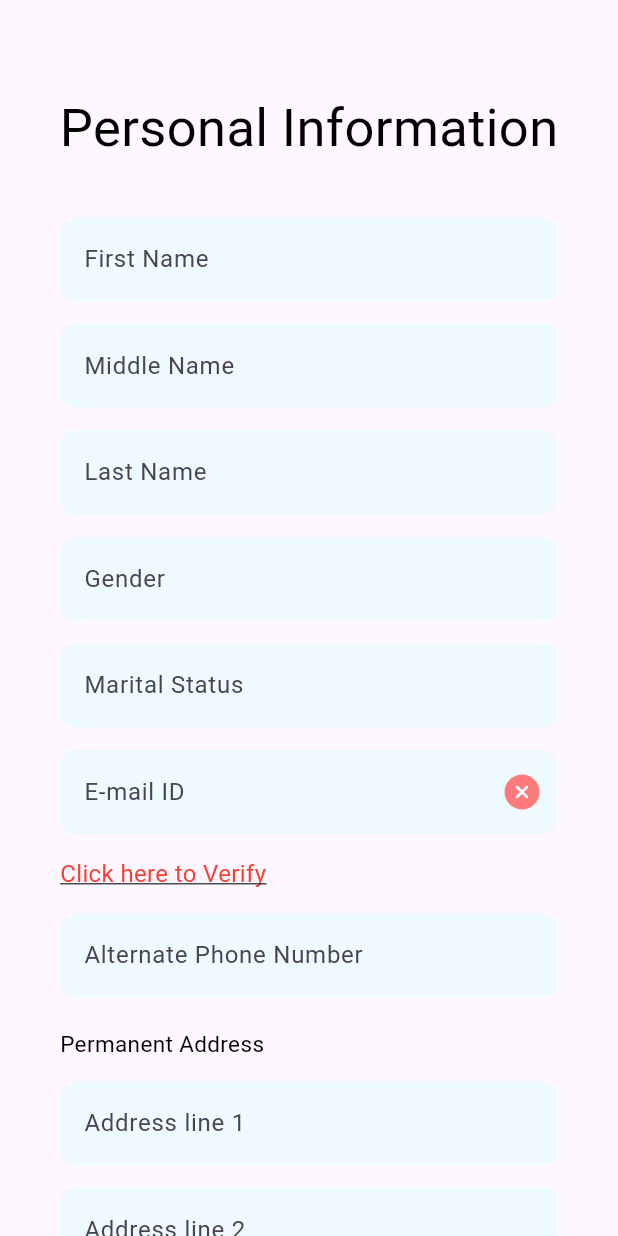
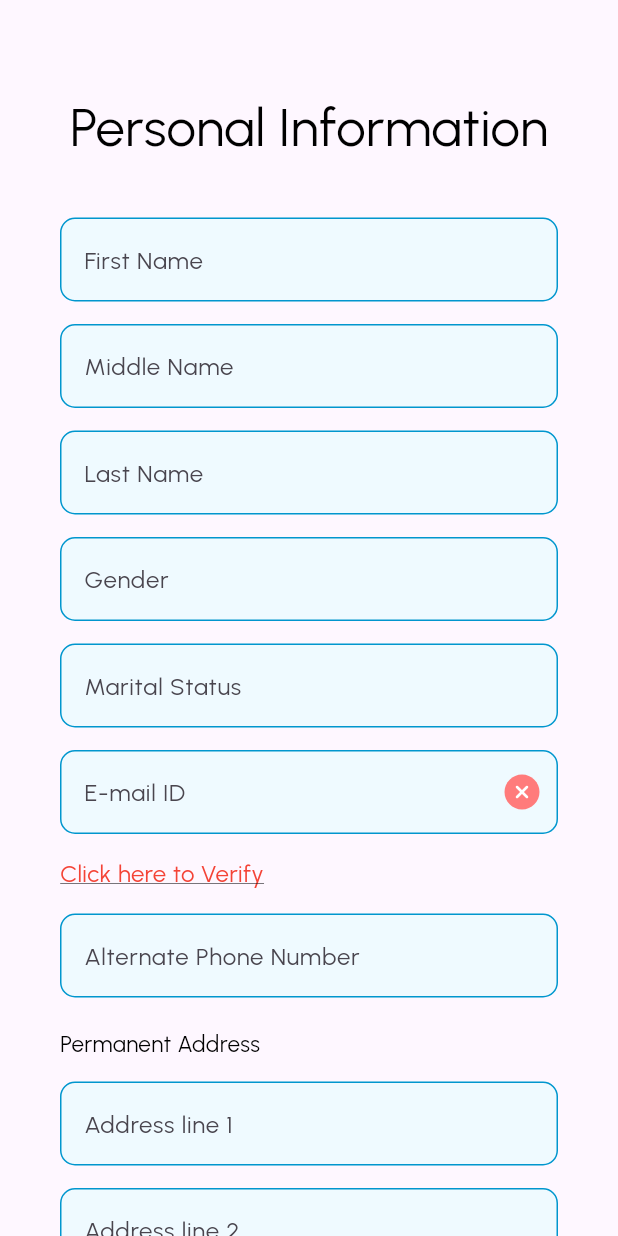
Before and after one commit to bhagwanv/ScaleUpApp, a Flutter app: the PersonalInformation screen opened directly, on a phone screen of 412 x 824 dp. Run offline on Flutter 3.47's test engine with Material 3 defaults, Android fonts, the phone set to English and light mode, and no system bars; our stand-ins replace camera, dropdown_button2, flutter_otp_text_field, flutter_svg, pinput; missing offline and left inert: cupertino_date_time_picker_loki.

Commit message:
Adding Font family

```diff
--- a/lib/main.dart
+++ b/lib/main.dart
@@ -18,6 +18,7 @@ class MyApp extends StatelessWidget {
       title: 'Flutter Demo',
       debugShowCheckedModeBanner: false,
       theme: ThemeData(
+          fontFamily: 'Urbanist',
         colorScheme: ColorScheme.fromSeed(seedColor: Colors.deepPurple),
         useMaterial3: true,
       ),
--- a/lib/view/login_screen/login_screen.dart
+++ b/lib/view/login_screen/login_screen.dart
@@ -67,14 +67,14 @@ class LoginScreenTopImage extends StatelessWidget {
             padding: EdgeInsets.only(left: 30, top: 50),
             child: Text(
               "Enter\nPhone Number",
-              style: TextStyle(fontWeight: FontWeight.normal, fontSize: 35.5),
+              style: TextStyle(fontWeight: FontWeight.w400,fontSize: 35.5),
             ),
           ),
           Padding(
             padding: EdgeInsets.only(top: 50, left: 30),
             child: Text(
               "Please Enter Your registered number.",
-              style: TextStyle(fontWeight: FontWeight.bold, fontSize: 15),
+              style: TextStyle(fontWeight: FontWeight.w500, fontFamily:'fonts/Urbanist-Black.ttf',fontSize: 15,),
               textAlign: TextAlign.start,
             ),
           ),
@@ -83,7 +83,7 @@ class LoginScreenTopImage extends StatelessWidget {
             child: Text(
               "Enter Your Number",
               style: TextStyle(
-                  fontWeight: FontWeight.normal, fontSize: 14, color: gryColor),
+                  fontWeight: FontWeight.w400, fontSize: 14, color: gryColor),
               textAlign: TextAlign.start,
             ),
           ),
--- a/lib/view/personal_info/PersonalInformation.dart
+++ b/lib/view/personal_info/PersonalInformation.dart
@@ -43,7 +43,7 @@ class _PersonalInformationState extends State<PersonalInformation> {
                       decoration: InputDecoration(
                           enabledBorder: OutlineInputBorder(
                             borderSide: BorderSide(
-                              color: textFiledBackgroundColour,
+                              color: kPrimaryColor,
                             ),
                             borderRadius:
                                 BorderRadius.all(Radius.circular(10.0)),
@@ -54,7 +54,7 @@ class _PersonalInformationState extends State<PersonalInformation> {
                           filled: true,
                           border: OutlineInputBorder(
                             borderSide: BorderSide(
-                                color: textFiledBackgroundColour, width: 1.0),
+                                color: kPrimaryColor, width: 1.0),
                             borderRadius:
                                 BorderRadius.all(Radius.circular(10.0)),
                           )),
@@ -68,7 +68,7 @@ class _PersonalInformationState extends State<PersonalInformation> {
                       decoration: InputDecoration(
                           enabledBorder: OutlineInputBorder(
                             borderSide: BorderSide(
-                              color: textFiledBackgroundColour,
+                              color: kPrimaryColor,
                             ),
                             borderRadius:
                                 BorderRadius.all(Radius.circular(10.0)),
@@ -79,7 +79,7 @@ class _PersonalInformationState extends State<PersonalInformation> {
                           filled: true,
                           border: OutlineInputBorder(
                             borderSide: BorderSide(
-                                color: textFiledBackgroundColour, width: 1.0),
+                                color: kPrimaryColor, width: 1.0),
                             borderRadius:
                                 BorderRadius.all(Radius.circular(10.0)),
                           )),
@@ -93,7 +93,7 @@ class _PersonalInformationState extends State<PersonalInformation> {
                       decoration: InputDecoration(
                           enabledBorder: OutlineInputBorder(
                             borderSide: BorderSide(
-                              color: textFiledBackgroundColour,
+                              color: kPrimaryColor,
                             ),
                             borderRadius:
                                 BorderRadius.all(Radius.circular(10.0)),
@@ -104,7 +104,7 @@ class _PersonalInformationState extends State<PersonalInformation> {
                           filled: true,
                           border: OutlineInputBorder(
                             borderSide: BorderSide(
-                                color: textFiledBackgroundColour, width: 1.0),
+                                color: kPrimaryColor, width: 1.0),
                             borderRadius:
                                 BorderRadius.all(Radius.circular(10.0)),
                           )),
@@ -118,7 +118,7 @@ class _PersonalInformationState extends State<PersonalInformation> {
                       decoration: InputDecoration(
                           enabledBorder: OutlineInputBorder(
                             borderSide: BorderSide(
-                              color: textFiledBackgroundColour,
+                              color: kPrimaryColor,
                             ),
                             borderRadius:
                                 BorderRadius.all(Radius.circular(10.0)),
@@ -128,8 +128,7 @@ class _PersonalInformationState extends State<PersonalInformation> {
                           fillColor: textFiledBackgroundColour,
                           filled: true,
                           border: OutlineInputBorder(
-                            borderSide: BorderSide(
-                                color: textFiledBackgroundColour, width: 1.0),
+                            borderSide: BorderSide(color: kPrimaryColor, width: 1.0),
                             borderRadius:
                                 BorderRadius.all(Radius.circular(10.0)),
                           )),
@@ -143,7 +142,7 @@ class _PersonalInformationState extends State<PersonalInformation> {
                       decoration: InputDecoration(
                           enabledBorder: OutlineInputBorder(
                             borderSide: BorderSide(
-                              color: textFiledBackgroundColour,
+                              color: kPrimaryColor,
                             ),
                             borderRadius:
                                 BorderRadius.all(Radius.circular(10.0)),
@@ -154,7 +153,7 @@ class _PersonalInformationState extends State<PersonalInformation> {
                           filled: true,
                           border: OutlineInputBorder(
                             borderSide: BorderSide(
-                                color: textFiledBackgroundColour, width: 1.0),
+                                color: kPrimaryColor, width: 1.0),
                             borderRadius:
                                 BorderRadius.all(Radius.circular(10.0)),
                           )),
@@ -168,7 +167,7 @@ class _PersonalInformationState extends State<PersonalInformation> {
                       decoration: InputDecoration(
                         enabledBorder: const OutlineInputBorder(
                           borderSide: BorderSide(
-                            color: textFiledBackgroundColour,
+                            color: kPrimaryColor,
                           ),
                           borderRadius: BorderRadius.all(Radius.circular(10.0)),
                         ),
@@ -178,7 +177,7 @@ class _PersonalInformationState extends State<PersonalInformation> {
                         filled: true,
                         border: const OutlineInputBorder(
                           borderSide: BorderSide(
-                              color: textFiledBackgroundColour, width: 1.0),
+                              color: kPrimaryColor, width: 1.0),
                           borderRadius: BorderRadius.all(Radius.circular(10.0)),
                         ),
                         suffixIcon: Container(
@@ -210,7 +209,7 @@ class _PersonalInformationState extends State<PersonalInformation> {
                       decoration: InputDecoration(
                           enabledBorder: OutlineInputBorder(
                             borderSide: BorderSide(
-                              color: textFiledBackgroundColour,
+                              color: kPrimaryColor,
                             ),
                             borderRadius:
                                 BorderRadius.all(Radius.circular(10.0)),
@@ -221,7 +220,7 @@ class _PersonalInformationState extends State<PersonalInformation> {
                           filled: true,
                           border: OutlineInputBorder(
                             borderSide: BorderSide(
-                                color: textFiledBackgroundColour, width: 1.0),
+                                color: kPrimaryColor, width: 1.0),
                             borderRadius:
                                 BorderRadius.all(Radius.circular(10.0)),
                           )),
@@ -243,7 +242,7 @@ class _PersonalInformationState extends State<PersonalInformation> {
                       decoration: InputDecoration(
                           enabledBorder: OutlineInputBorder(
                             borderSide: BorderSide(
-                              color: textFiledBackgroundColour,
+                              color: kPrimaryColor,
                             ),
                             borderRadius:
                                 BorderRadius.all(Radius.circular(10.0)),
@@ -254,7 +253,7 @@ class _PersonalInformationState extends State<PersonalInformation> {
                           filled: true,
                           border: OutlineInputBorder(
                             borderSide: BorderSide(
-                                color: textFiledBackgroundColour, width: 1.0),
+                                color: kPrimaryColor, width: 1.0),
                             borderRadius:
                                 BorderRadius.all(Radius.circular(10.0)),
                           )),
@@ -268,7 +267,7 @@ class _PersonalInformationState extends State<PersonalInformation> {
                       decoration: InputDecoration(
                           enabledBorder: OutlineInputBorder(
                             borderSide: BorderSide(
-                              color: textFiledBackgroundColour,
+                              color: kPrimaryColor,
                             ),
                             borderRadius:
                                 BorderRadius.all(Radius.circular(10.0)),
@@ -279,7 +278,7 @@ class _PersonalInformationState extends State<PersonalInformation> {
                           filled: true,
                           border: OutlineInputBorder(
                             borderSide: BorderSide(
-                                color: textFiledBackgroundColour, width: 1.0),
+                                color: kPrimaryColor, width: 1.0),
                             borderRadius:
                                 BorderRadius.all(Radius.circular(10.0)),
                           )),
@@ -293,7 +292,7 @@ class _PersonalInformationState extends State<PersonalInformation> {
                       decoration: InputDecoration(
                           enabledBorder: OutlineInputBorder(
                             borderSide: BorderSide(
-                              color: textFiledBackgroundColour,
+                              color: kPrimaryColor,
                             ),
                             borderRadius:
                                 BorderRadius.all(Radius.circular(10.0)),
@@ -304,7 +303,7 @@ class _PersonalInformationState extends State<PersonalInformation> {
                           filled: true,
                           border: OutlineInputBorder(
                             borderSide: BorderSide(
-                                color: textFiledBackgroundColour, width: 1.0),
+                                color: kPrimaryColor, width: 1.0),
                             borderRadius:
                                 BorderRadius.all(Radius.circular(10.0)),
                           )),
@@ -318,7 +317,7 @@ class _PersonalInformationState extends State<PersonalInformation> {
                       decoration: InputDecoration(
                           enabledBorder: OutlineInputBorder(
                             borderSide: BorderSide(
-                              color: textFiledBackgroundColour,
+                              color: kPrimaryColor,
                             ),
                             borderRadius:
                                 BorderRadius.all(Radius.circular(10.0)),
@@ -329,7 +328,7 @@ class _PersonalInformationState extends State<PersonalInformation> {
                           filled: true,
                           border: OutlineInputBorder(
                             borderSide: BorderSide(
-                                color: textFiledBackgroundColour, width: 1.0),
+                                color: kPrimaryColor, width: 1.0),
                             borderRadius:
                                 BorderRadius.all(Radius.circular(10.0)),
                           )),
@@ -343,7 +342,7 @@ class _PersonalInformationState extends State<PersonalInformation> {
                       decoration: InputDecoration(
                           enabledBorder: OutlineInputBorder(
                             borderSide: BorderSide(
-                              color: textFiledBackgroundColour,
+                              color: kPrimaryColor,
                             ),
                             borderRadius:
                                 BorderRadius.all(Radius.circular(10.0)),
@@ -354,7 +353,7 @@ class _PersonalInformationState extends State<PersonalInformation> {
                           filled: true,
                           border: OutlineInputBorder(
                             borderSide: BorderSide(
-                                color: textFiledBackgroundColour, width: 1.0),
+                                color: kPrimaryColor, width: 1.0),
                             borderRadius:
                                 BorderRadius.all(Radius.circular(10.0)),
                           )),
@@ -383,7 +382,7 @@ class _PersonalInformationState extends State<PersonalInformation> {
                       decoration: InputDecoration(
                           enabledBorder: OutlineInputBorder(
                             borderSide: BorderSide(
-                              color: textFiledBackgroundColour,
+                              color: kPrimaryColor,
                             ),
                             borderRadius:
                                 BorderRadius.all(Radius.circular(10.0)),
@@ -394,7 +393,7 @@ class _PersonalInformationState extends State<PersonalInformation> {
                           filled: true,
                           border: OutlineInputBorder(
                             borderSide: BorderSide(
-                                color: textFiledBackgroundColour, width: 1.0),
+                                color: kPrimaryColor, width: 1.0),
                             borderRadius:
                                 BorderRadius.all(Radius.circular(10.0)),
                           )),
@@ -408,7 +407,7 @@ class _PersonalInformationState extends State<PersonalInformation> {
                       decoration: InputDecoration(
                           enabledBorder: OutlineInputBorder(
                             borderSide: BorderSide(
-                              color: textFiledBackgroundColour,
+                              color: kPrimaryColor,
                             ),
                             borderRadius:
                                 BorderRadius.all(Radius.circular(10.0)),
@@ -419,7 +418,7 @@ class _PersonalInformationState extends State<PersonalInformation> {
                           filled: true,
                           border: OutlineInputBorder(
                             borderSide: BorderSide(
-                                color: textFiledBackgroundColour, width: 1.0),
+                                color: kPrimaryColor, width: 1.0),
                             borderRadius:
                                 BorderRadius.all(Radius.circular(10.0)),
                           )),
@@ -433,7 +432,7 @@ class _PersonalInformationState extends State<PersonalInformation> {
                       decoration: InputDecoration(
                           enabledBorder: OutlineInputBorder(
                             borderSide: BorderSide(
-                              color: textFiledBackgroundColour,
+                              color: kPrimaryColor,
                             ),
                             borderRadius:
                                 BorderRadius.all(Radius.circular(10.0)),
@@ -444,7 +443,7 @@ class _PersonalInformationState extends State<PersonalInformation> {
                           filled: true,
                           border: OutlineInputBorder(
                             borderSide: BorderSide(
-                                color: textFiledBackgroundColour, width: 1.0),
+                                color: kPrimaryColor, width: 1.0),
                             borderRadius:
                                 BorderRadius.all(Radius.circular(10.0)),
                           )),
@@ -458,7 +457,7 @@ class _PersonalInformationState extends State<PersonalInformation> {
                       decoration: InputDecoration(
                           enabledBorder: OutlineInputBorder(
                             borderSide: BorderSide(
-                              color: textFiledBackgroundColour,
+                              color: kPrimaryColor,
                             ),
                             borderRadius:
                                 BorderRadius.all(Radius.circular(10.0)),
@@ -469,7 +468,7 @@ class _PersonalInformationState extends State<PersonalInformation> {
                           filled: true,
                           border: OutlineInputBorder(
                             borderSide: BorderSide(
-                                color: textFiledBackgroundColour, width: 1.0),
+                                color: kPrimaryColor, width: 1.0),
                             borderRadius:
                                 BorderRadius.all(Radius.circular(10.0)),
                           )),
@@ -483,7 +482,7 @@ class _PersonalInformationState extends State<PersonalInformation> {
                       decoration: InputDecoration(
                           enabledBorder: OutlineInputBorder(
                             borderSide: BorderSide(
-                              color: textFiledBackgroundColour,
+                              color: kPrimaryColor,
                             ),
                             borderRadius:
                                 BorderRadius.all(Radius.circular(10.0)),
@@ -494,7 +493,7 @@ class _PersonalInformationState extends State<PersonalInformation> {
                           filled: true,
                           border: OutlineInputBorder(
                             borderSide: BorderSide(
-                                color: textFiledBackgroundColour, width: 1.0),
+                                color: kPrimaryColor, width: 1.0),
                             borderRadius:
                                 BorderRadius.all(Radius.circular(10.0)),
                           )),
--- a/lib/view/take_selfi/take_selfi.dart
+++ b/lib/view/take_selfi/take_selfi.dart
@@ -5,6 +5,7 @@ import 'package:flutter/material.dart';
 import 'package:flutter_svg/svg.dart';
 import 'package:scaleup_app/utils/common_elevted_button.dart';
 import 'package:scaleup_app/utils/constants.dart';
+import 'package:scaleup_app/view/personal_info/PersonalInformation.dart';
 import 'package:scaleup_app/view/take_selfi/camera_page.dart';
 
 class TakeSelfie extends StatelessWidget {
@@ -14,7 +15,7 @@ class TakeSelfie extends StatelessWidget {
 
   @override
   Widget build(BuildContext context) {
-    bool isImagePathAvailble = false;
+
     return SafeArea(
         child: Scaffold(
       backgroundColor: textFiledBackgroundColour,
@@ -67,8 +68,8 @@ class TakeSelfie extends StatelessWidget {
                     crossAxisAlignment: CrossAxisAlignment.center,
                     mainAxisAlignment: MainAxisAlignment.center,
                     children: [
-                      if (picture != null) ...[
-                        ClipRRect(
+                      (picture != null)
+                          ? ClipRRect(
                               borderRadius: BorderRadius.circular(8.0),
                               child: Image.file(
                                 File(picture!.path),
@@ -77,34 +78,35 @@ class TakeSelfie extends StatelessWidget {
                                 height: 245,
                               ),
                             )
-                      ] else ...[
-                        Container(
-                          child: SvgPicture.asset('assets/images/take_selfie.svg'),
+                          : Container(
+                              child: SvgPicture.asset(
+                                  'assets/images/take_selfie.svg'),
                             )
-                      ]
                     ],
                   ),
                 ),
               ),
             ),
             const SizedBox(height: 50),
-            CommonElevatedButton(
+            (picture == null)
+                ? CommonElevatedButton(
                     onPressed: () async {
                       await availableCameras().then((value) => Navigator.push(
                           context,
                           MaterialPageRoute(
                               builder: (_) => CameraPage(cameras: value))));
-
-                /* Navigator.push(
+                    },
+                    text: "Take a Selfie",
+                    upperCase: true,
+                  )
+                : CommonElevatedButton(
+                    onPressed: () async {
+                      await availableCameras().then((value) => Navigator.push(
                           context,
                           MaterialPageRoute(
-                    builder: (context) {
-                      //return const TakeCameraSelfie();
+                              builder: (_) => PersonalInformation())));
                     },
-                  ),
-                );*/
-              },
-              text: "Take a Selfie",
+                    text: "Next",
                     upperCase: true,
                   ),
           ]),
--- a/pubspec.yaml
+++ b/pubspec.yaml
@@ -86,7 +86,8 @@ flutter:
   fonts:
     - family: Urbanist
       fonts:
-        - asset: fonts/Urbanist-Regular.ttf
+        - asset: fonts/Urbanist-Regular.ttf,
+        - asset: fonts/Urbanist-Black.ttf,
 
   #   - family: Trajan Pro
   #     fonts:
```
Also changed, not shown: fonts/Urbanist-Black.ttf (added). Lines whose indentation alone changed are shown as unchanged.
